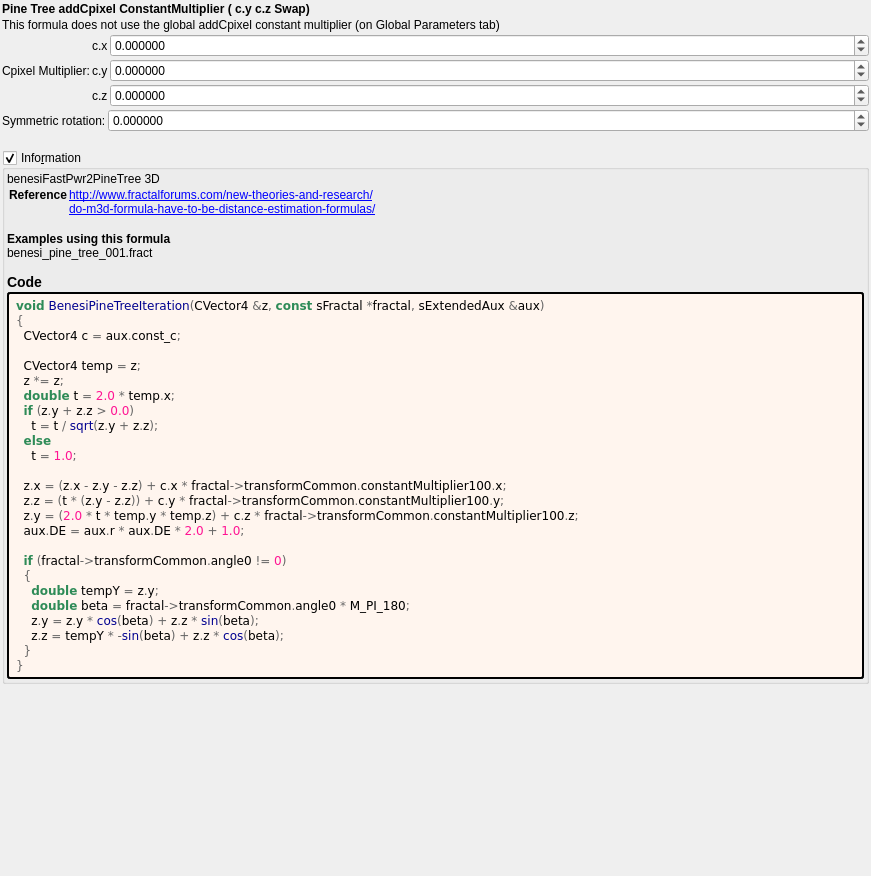
First picture: the form in mandelbulber2/formula/ui/benesi_pine_tree.ui, repository buddhi1980/mandelbulber2, before the edit.
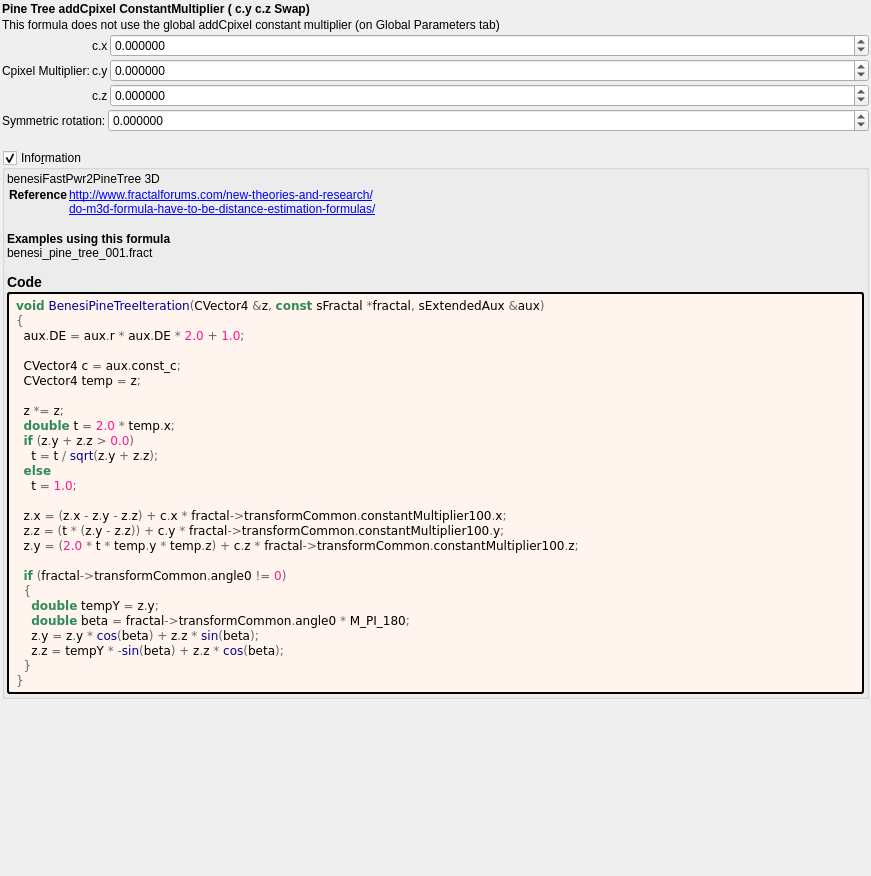
Second picture: the form after the edit. Custom widgets are drawn as their Qt base class.

Commit message: Run populate... and CodyStyleScheck php scrips

```diff
--- a/mandelbulber2/formula/ui/benesi_pine_tree.ui
+++ b/mandelbulber2/formula/ui/benesi_pine_tree.ui
@@ -277,9 +277,11 @@
          <string notr="true">&lt;body style=&quot;background-color:#fff5ee&quot;&gt;
 &lt;pre style=&quot;color:#000000; background-color:#fff5ee;  font-family:'Courier New',monospace;&quot;&gt;&lt;span style=&quot;color:#2e8b57; font-weight:bold&quot;&gt;void&lt;/span&gt; &lt;span style=&quot;color:#00008f&quot;&gt;BenesiPineTreeIteration&lt;/span&gt;&lt;span style=&quot;color:#676767&quot;&gt;(&lt;/span&gt;CVector4 &lt;span style=&quot;color:#676767&quot;&gt;&amp;amp;&lt;/span&gt;z&lt;span style=&quot;color:#676767&quot;&gt;,&lt;/span&gt; &lt;span style=&quot;color:#2e8b57; font-weight:bold&quot;&gt;const&lt;/span&gt; sFractal &lt;span style=&quot;color:#676767&quot;&gt;*&lt;/span&gt;fractal&lt;span style=&quot;color:#676767&quot;&gt;,&lt;/span&gt; sExtendedAux &lt;span style=&quot;color:#676767&quot;&gt;&amp;amp;&lt;/span&gt;aux&lt;span style=&quot;color:#676767&quot;&gt;)&lt;/span&gt;
 &lt;span style=&quot;color:#676767&quot;&gt;{&lt;/span&gt;
+  aux&lt;span style=&quot;color:#676767&quot;&gt;.&lt;/span&gt;DE &lt;span style=&quot;color:#676767&quot;&gt;=&lt;/span&gt; aux&lt;span style=&quot;color:#676767&quot;&gt;.&lt;/span&gt;r &lt;span style=&quot;color:#676767&quot;&gt;*&lt;/span&gt; aux&lt;span style=&quot;color:#676767&quot;&gt;.&lt;/span&gt;DE &lt;span style=&quot;color:#676767&quot;&gt;*&lt;/span&gt; &lt;span style=&quot;color:#ff1493&quot;&gt;2.0&lt;/span&gt; &lt;span style=&quot;color:#676767&quot;&gt;+&lt;/span&gt; &lt;span style=&quot;color:#ff1493&quot;&gt;1.0&lt;/span&gt;&lt;span style=&quot;color:#676767&quot;&gt;;&lt;/span&gt;
+
   CVector4 c &lt;span style=&quot;color:#676767&quot;&gt;=&lt;/span&gt; aux&lt;span style=&quot;color:#676767&quot;&gt;.&lt;/span&gt;const_c&lt;span style=&quot;color:#676767&quot;&gt;;&lt;/span&gt;
-
   CVector4 temp &lt;span style=&quot;color:#676767&quot;&gt;=&lt;/span&gt; z&lt;span style=&quot;color:#676767&quot;&gt;;&lt;/span&gt;
+
   z &lt;span style=&quot;color:#676767&quot;&gt;*=&lt;/span&gt; z&lt;span style=&quot;color:#676767&quot;&gt;;&lt;/span&gt;
   &lt;span style=&quot;color:#2e8b57; font-weight:bold&quot;&gt;double&lt;/span&gt; t &lt;span style=&quot;color:#676767&quot;&gt;=&lt;/span&gt; &lt;span style=&quot;color:#ff1493&quot;&gt;2.0&lt;/span&gt; &lt;span style=&quot;color:#676767&quot;&gt;*&lt;/span&gt; temp&lt;span style=&quot;color:#676767&quot;&gt;.&lt;/span&gt;x&lt;span style=&quot;color:#676767&quot;&gt;;&lt;/span&gt;
   &lt;span style=&quot;color:#2e8b57; font-weight:bold&quot;&gt;if&lt;/span&gt; &lt;span style=&quot;color:#676767&quot;&gt;(&lt;/span&gt;z&lt;span style=&quot;color:#676767&quot;&gt;.&lt;/span&gt;y &lt;span style=&quot;color:#676767&quot;&gt;+&lt;/span&gt; z&lt;span style=&quot;color:#676767&quot;&gt;.&lt;/span&gt;z &lt;span style=&quot;color:#676767&quot;&gt;&amp;gt;&lt;/span&gt; &lt;span style=&quot;color:#ff1493&quot;&gt;0.0&lt;/span&gt;&lt;span style=&quot;color:#676767&quot;&gt;)&lt;/span&gt;
@@ -290,7 +292,6 @@
   z&lt;span style=&quot;color:#676767&quot;&gt;.&lt;/span&gt;x &lt;span style=&quot;color:#676767&quot;&gt;= (&lt;/span&gt;z&lt;span style=&quot;color:#676767&quot;&gt;.&lt;/span&gt;x &lt;span style=&quot;color:#676767&quot;&gt;-&lt;/span&gt; z&lt;span style=&quot;color:#676767&quot;&gt;.&lt;/span&gt;y &lt;span style=&quot;color:#676767&quot;&gt;-&lt;/span&gt; z&lt;span style=&quot;color:#676767&quot;&gt;.&lt;/span&gt;z&lt;span style=&quot;color:#676767&quot;&gt;) +&lt;/span&gt; c&lt;span style=&quot;color:#676767&quot;&gt;.&lt;/span&gt;x &lt;span style=&quot;color:#676767&quot;&gt;*&lt;/span&gt; fractal&lt;span style=&quot;color:#676767&quot;&gt;-&amp;gt;&lt;/span&gt;transformCommon&lt;span style=&quot;color:#676767&quot;&gt;.&lt;/span&gt;constantMultiplier100&lt;span style=&quot;color:#676767&quot;&gt;.&lt;/span&gt;x&lt;span style=&quot;color:#676767&quot;&gt;;&lt;/span&gt;
   z&lt;span style=&quot;color:#676767&quot;&gt;.&lt;/span&gt;z &lt;span style=&quot;color:#676767&quot;&gt;= (&lt;/span&gt;t &lt;span style=&quot;color:#676767&quot;&gt;* (&lt;/span&gt;z&lt;span style=&quot;color:#676767&quot;&gt;.&lt;/span&gt;y &lt;span style=&quot;color:#676767&quot;&gt;-&lt;/span&gt; z&lt;span style=&quot;color:#676767&quot;&gt;.&lt;/span&gt;z&lt;span style=&quot;color:#676767&quot;&gt;)) +&lt;/span&gt; c&lt;span style=&quot;color:#676767&quot;&gt;.&lt;/span&gt;y &lt;span style=&quot;color:#676767&quot;&gt;*&lt;/span&gt; fractal&lt;span style=&quot;color:#676767&quot;&gt;-&amp;gt;&lt;/span&gt;transformCommon&lt;span style=&quot;color:#676767&quot;&gt;.&lt;/span&gt;constantMultiplier100&lt;span style=&quot;color:#676767&quot;&gt;.&lt;/span&gt;y&lt;span style=&quot;color:#676767&quot;&gt;;&lt;/span&gt;
   z&lt;span style=&quot;color:#676767&quot;&gt;.&lt;/span&gt;y &lt;span style=&quot;color:#676767&quot;&gt;= (&lt;/span&gt;&lt;span style=&quot;color:#ff1493&quot;&gt;2.0&lt;/span&gt; &lt;span style=&quot;color:#676767&quot;&gt;*&lt;/span&gt; t &lt;span style=&quot;color:#676767&quot;&gt;*&lt;/span&gt; temp&lt;span style=&quot;color:#676767&quot;&gt;.&lt;/span&gt;y &lt;span style=&quot;color:#676767&quot;&gt;*&lt;/span&gt; temp&lt;span style=&quot;color:#676767&quot;&gt;.&lt;/span&gt;z&lt;span style=&quot;color:#676767&quot;&gt;) +&lt;/span&gt; c&lt;span style=&quot;color:#676767&quot;&gt;.&lt;/span&gt;z &lt;span style=&quot;color:#676767&quot;&gt;*&lt;/span&gt; fractal&lt;span style=&quot;color:#676767&quot;&gt;-&amp;gt;&lt;/span&gt;transformCommon&lt;span style=&quot;color:#676767&quot;&gt;.&lt;/span&gt;constantMultiplier100&lt;span style=&quot;color:#676767&quot;&gt;.&lt;/span&gt;z&lt;span style=&quot;color:#676767&quot;&gt;;&lt;/span&gt;
-  aux&lt;span style=&quot;color:#676767&quot;&gt;.&lt;/span&gt;DE &lt;span style=&quot;color:#676767&quot;&gt;=&lt;/span&gt; aux&lt;span style=&quot;color:#676767&quot;&gt;.&lt;/span&gt;r &lt;span style=&quot;color:#676767&quot;&gt;*&lt;/span&gt; aux&lt;span style=&quot;color:#676767&quot;&gt;.&lt;/span&gt;DE &lt;span style=&quot;color:#676767&quot;&gt;*&lt;/span&gt; &lt;span style=&quot;color:#ff1493&quot;&gt;2.0&lt;/span&gt; &lt;span style=&quot;color:#676767&quot;&gt;+&lt;/span&gt; &lt;span style=&quot;color:#ff1493&quot;&gt;1.0&lt;/span&gt;&lt;span style=&quot;color:#676767&quot;&gt;;&lt;/span&gt;
 
   &lt;span style=&quot;color:#2e8b57; font-weight:bold&quot;&gt;if&lt;/span&gt; &lt;span style=&quot;color:#676767&quot;&gt;(&lt;/span&gt;fractal&lt;span style=&quot;color:#676767&quot;&gt;-&amp;gt;&lt;/span&gt;transformCommon&lt;span style=&quot;color:#676767&quot;&gt;.&lt;/span&gt;angle0 &lt;span style=&quot;color:#676767&quot;&gt;!=&lt;/span&gt; &lt;span style=&quot;color:#ff1493&quot;&gt;0&lt;/span&gt;&lt;span style=&quot;color:#676767&quot;&gt;)&lt;/span&gt;
   &lt;span style=&quot;color:#676767&quot;&gt;{&lt;/span&gt;
```
The commit also changes 134 other files.
